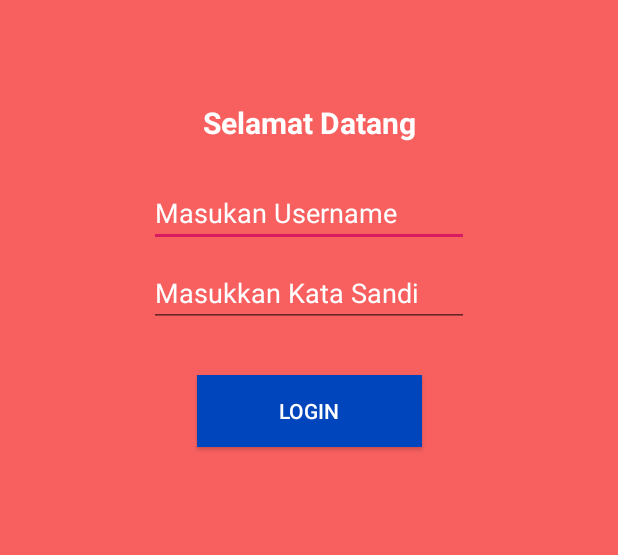
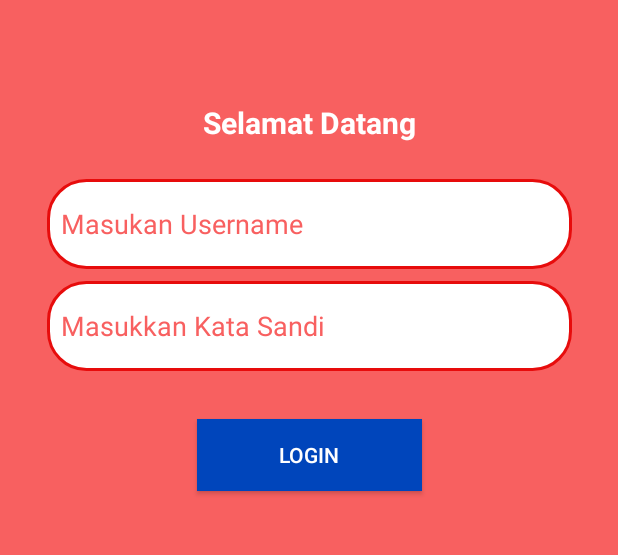
Before and after one commit to merilianacandra/kp_polda, an Android app: the screen it shows after launch (LoginActivity), on a phone screen of 412 x 824 dp, the part 396-951 px from its top. Run offline under Robolectric (Android 15) with nearby library versions, the phone set to English and light mode, and no system bars; our stand-ins replace Volley.

Commit message:
Merge branch 'master' of https://github.com/merilianacandra/kp_polda
# Conflicts:
#	app/build.gradle

```diff
--- /dev/null
+++ b/app/src/main/res/drawable/gradient_background2.xml
@@ -0,0 +1,7 @@
+<?xml version="1.0" encoding="utf-8"?>
+<shape xmlns:android="http://schemas.android.com/apk/res/android"
+    android:shape="rectangle">
+    <corners android:radius="25dp"></corners>
+    <solid android:color="#FFFFFF"/>
+    <stroke android:color="#E70C0C" android:width="2dp"></stroke>
+</shape>
--- a/app/src/main/res/layout/activity_login.xml
+++ b/app/src/main/res/layout/activity_login.xml
@@ -12,6 +12,19 @@
         android:layout_width="match_parent"
         android:layout_height="wrap_content"
         android:paddingTop="64dp">
+
+        <ImageView
+            android:id="@+id/login_image"
+            android:layout_width="200dp"
+            android:layout_height="200dp"
+            android:layout_marginStart="24dp"
+            android:layout_marginTop="12dp"
+            android:layout_marginEnd="24dp"
+            android:src="@drawable/logo"
+            app:layout_constraintEnd_toEndOf="parent"
+            app:layout_constraintHorizontal_bias="0.495"
+            app:layout_constraintStart_toStartOf="parent"
+            tools:ignore="MissingConstraints" />
 
         <TextView
             android:id="@+id/login_title2"
@@ -28,41 +41,31 @@
             app:layout_constraintStart_toStartOf="parent"
             app:layout_constraintTop_toTopOf="parent" />
 
-        <ImageView
-            android:id="@+id/login_image"
-            android:layout_width="200dp"
-            android:layout_height="200dp"
-            android:layout_marginStart="24dp"
-            android:layout_marginTop="12dp"
-            android:layout_marginEnd="24dp"
-            android:src="@drawable/logo"
-            app:layout_constraintEnd_toEndOf="parent"
-            app:layout_constraintHorizontal_bias="0.495"
-            app:layout_constraintStart_toStartOf="parent" />
-
         <EditText
             android:id="@+id/txt_username"
-            android:layout_width="wrap_content"
-            android:layout_height="wrap_content"
+            android:layout_width="350dp"
+            android:layout_height="60dp"
             android:layout_marginTop="24dp"
             android:layout_weight="1"
             android:ems="10"
+            android:background="@drawable/gradient_background2"
             android:inputType="textEmailAddress"
-            android:hint="Masukan Username"
-            android:textColorHint="#ffffff"
+            android:hint="  Masukan Username"
+            android:textColorHint="#F86060"
             app:layout_constraintEnd_toEndOf="parent"
             app:layout_constraintStart_toStartOf="parent"
             app:layout_constraintTop_toBottomOf="@+id/login_title2" />
 
         <EditText
             android:id="@+id/txt_password"
-            android:layout_width="wrap_content"
-            android:layout_height="wrap_content"
+            android:layout_width="350dp"
+            android:layout_height="60dp"
             android:layout_marginTop="8dp"
             android:ems="10"
             android:inputType="textPassword"
-            android:hint="Masukkan Kata Sandi"
-            android:textColorHint="#ffffff"
+            android:hint="  Masukkan Kata Sandi"
+            android:background="@drawable/gradient_background2"
+            android:textColorHint="#F86060"
             app:layout_constraintEnd_toEndOf="parent"
             app:layout_constraintStart_toStartOf="parent"
             app:layout_constraintTop_toBottomOf="@+id/txt_username" />
```
